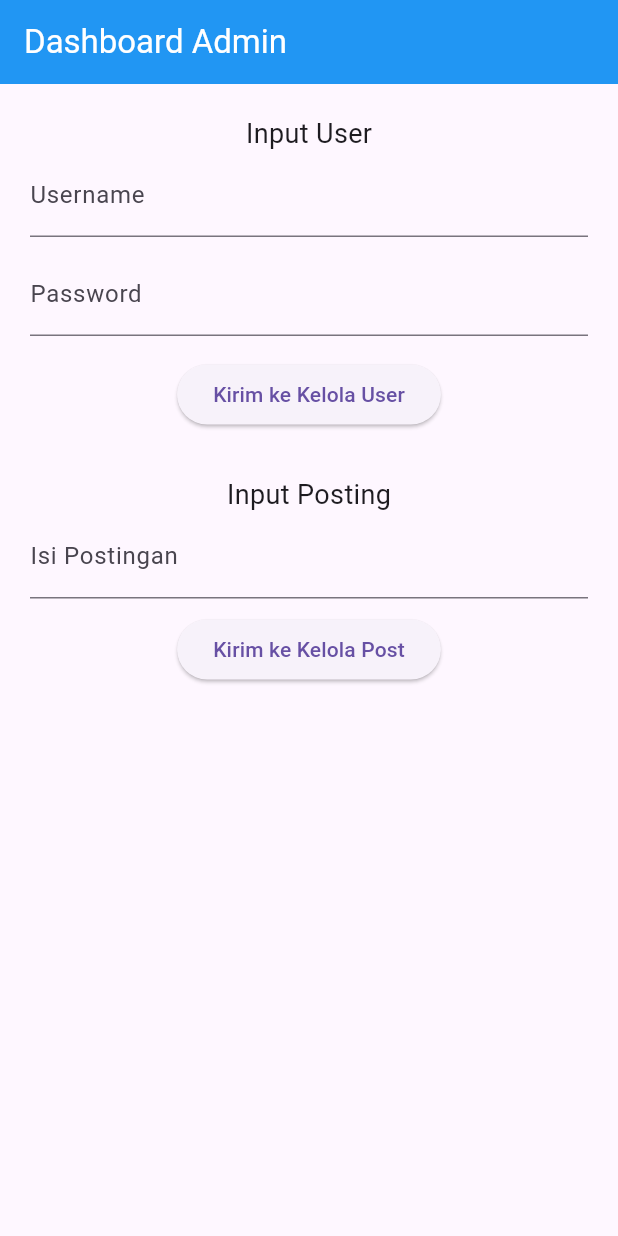
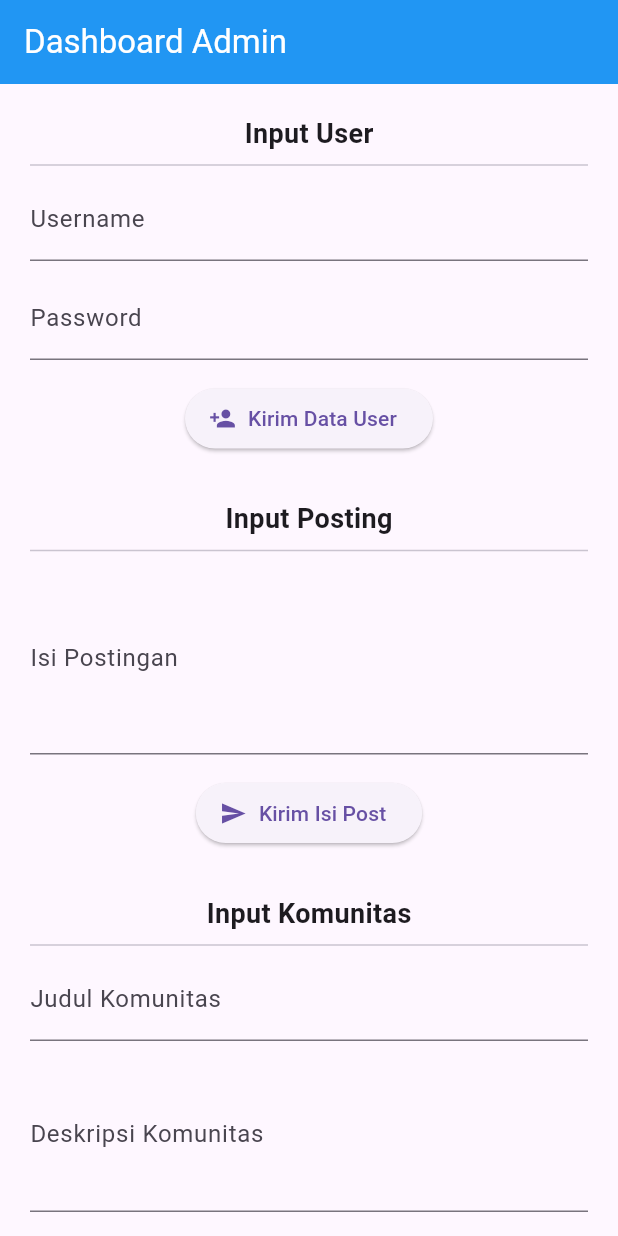
Before and after one commit to rahmanfaisal653/DPPB, a Flutter app: the DashboardPage screen opened directly with empty values, on a phone screen of 412 x 824 dp. Run offline on Flutter 3.47's test engine with Material 3 defaults, Android fonts, the phone set to English and light mode, and no system bars; network calls fail.

Commit message:
Tambah kelola Komunitas

```diff
--- a/lib/admin_pages/dashboard.dart
+++ b/lib/admin_pages/dashboard.dart
@@ -3,11 +3,14 @@ import 'package:flutter/material.dart';
 class DashboardPage extends StatefulWidget {
   final Function(String, String) onUserSubmit;
   final Function(String) onPostSubmit;
+  // Callback baru untuk komunitas (Judul, Deskripsi, Anggota)
+  final Function(String, String, String) onCommunitySubmit;
 
   const DashboardPage({
     super.key,
     required this.onUserSubmit,
     required this.onPostSubmit,
+    required this.onCommunitySubmit, // Wajib diisi
   });
 
   @override
@@ -15,21 +18,48 @@ class DashboardPage extends StatefulWidget {
 }
 
 class _DashboardPageState extends State<DashboardPage> {
+  // --- Controller untuk Input User ---
   final usernameController = TextEditingController();
   final passwordController = TextEditingController();
+
+  // --- Controller untuk Input Posting ---
   final postController = TextEditingController();
+
+  // --- Controller BARU untuk Input Komunitas ---
+  final communityTitleController = TextEditingController();
+  final communityDescController = TextEditingController();
+  final communityMembersController = TextEditingController();
+
+  @override
+  void dispose() {
+    // Pastikan semua controller dibersihkan saat widget dihapus
+    usernameController.dispose();
+    passwordController.dispose();
+    postController.dispose();
+    communityTitleController.dispose();
+    communityDescController.dispose();
+    communityMembersController.dispose();
+    super.dispose();
+  }
 
   @override
   Widget build(BuildContext context) {
     return Scaffold(
-      appBar: AppBar(title: const Text("Dashboard Admin"),
+      appBar: AppBar(
+        title: const Text("Dashboard Admin"),
         backgroundColor: Colors.blue,
-        foregroundColor: Colors.white,),
-      body: Padding(
+        foregroundColor: Colors.white,
+      ),
+      body: SingleChildScrollView( // Menggunakan SingleChildScrollView agar tidak overflow
         padding: const EdgeInsets.all(20),
         child: Column(
+          crossAxisAlignment: CrossAxisAlignment.start,
           children: [
-            const Text("Input User", style: TextStyle(fontSize: 18)),
+            // ========================
+            // Bagian 1: INPUT USER
+            // ========================
+            const Center(child: Text("Input User", style: TextStyle(fontSize: 18, fontWeight: FontWeight.bold))),
+            const Divider(),
             TextField(
               controller: usernameController,
               decoration: const InputDecoration(labelText: "Username"),
@@ -38,32 +68,99 @@ class _DashboardPageState extends State<DashboardPage> {
             TextField(
               controller: passwordController,
               decoration: const InputDecoration(labelText: "Password"),
+              obscureText: true,
             ),
             const SizedBox(height: 15),
-            ElevatedButton(
+            Center(
+              child: ElevatedButton.icon(
                 onPressed: () {
                   widget.onUserSubmit(
                     usernameController.text,
                     passwordController.text,
                   );
+                  // Bersihkan form setelah submit
+                  usernameController.clear();
+                  passwordController.clear();
                 },
-              child: const Text("Kirim ke Kelola User"),
+                icon: const Icon(Icons.person_add),
+                label: const Text("Kirim Data User"),
+              ),
             ),
 
             const SizedBox(height: 30),
 
-            const Text("Input Posting", style: TextStyle(fontSize: 18)),
+            // ========================
+            // Bagian 2: INPUT POSTING
+            // ========================
+            const Center(child: Text("Input Posting", style: TextStyle(fontSize: 18, fontWeight: FontWeight.bold))),
+            const Divider(),
             TextField(
               controller: postController,
               decoration: const InputDecoration(labelText: "Isi Postingan"),
+              maxLines: 4,
+            ),
+            const SizedBox(height: 15),
+            Center(
+              child: ElevatedButton.icon(
+                onPressed: () {
+                  widget.onPostSubmit(postController.text);
+                  postController.clear();
+                },
+                icon: const Icon(Icons.send),
+                label: const Text("Kirim Isi Post"),
+              ),
+            ),
+
+            const SizedBox(height: 30),
+
+            // ========================
+            // Bagian 3: INPUT KOMUNITAS (BARU)
+            // ========================
+            const Center(child: Text("Input Komunitas", style: TextStyle(fontSize: 18, fontWeight: FontWeight.bold))),
+            const Divider(),
+            TextField(
+              controller: communityTitleController,
+              decoration: const InputDecoration(
+                labelText: "Judul Komunitas",
+              ),
             ),
             const SizedBox(height: 10),
-            ElevatedButton(
+            TextField(
+              controller: communityDescController,
+              decoration: const InputDecoration(
+                labelText: "Deskripsi Komunitas",
+              ),
+              maxLines: 3,
+            ),
+            const SizedBox(height: 10),
+            TextField(
+              controller: communityMembersController,
+              decoration: const InputDecoration(
+                labelText: "Anggota Awal",
+              ),
+            ),
+            const SizedBox(height: 15),
+            Center(
+              child: ElevatedButton.icon(
                 onPressed: () {
-                widget.onPostSubmit(postController.text);
+                  widget.onCommunitySubmit(
+                    communityTitleController.text,
+                    communityDescController.text,
+                    communityMembersController.text,
+                  );
+                  // Bersihkan form setelah submit
+                  communityTitleController.clear();
+                  communityDescController.clear();
+                  communityMembersController.clear();
                 },
-              child: const Text("Kirim ke Kelola Post"),
+                icon: const Icon(Icons.group_add),
+                label: const Text("Buat Komunitas Baru"),
+                style: ElevatedButton.styleFrom(
+                  //style
                 ),
+              ),
+            ),
+            const SizedBox(height: 30), // Tambahkan ruang di bagian bawah
           ],
         ),
       ),
```
Also changed, not shown: lib/admin_pages/kelola_community.dart (added, +30 -0 lines), lib/componentsAdmin/bottom_navbar.dart (+7 -3 lines), lib/mainAdmin.dart (+29 -6 lines). Lines whose indentation alone changed are shown as unchanged.
